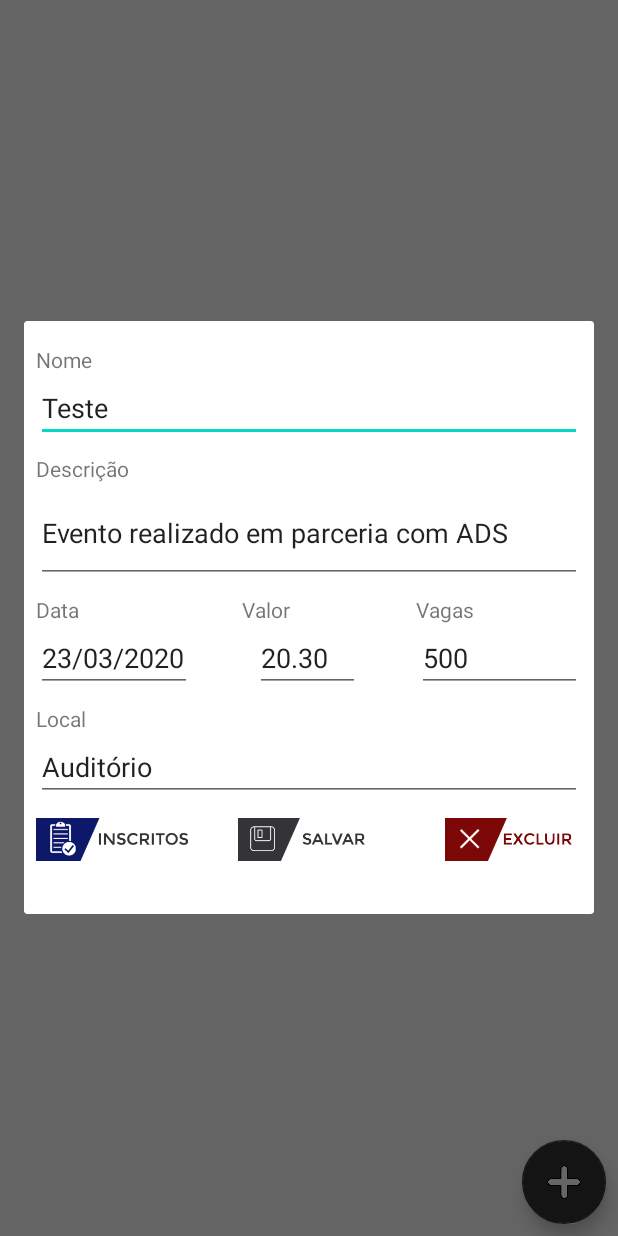
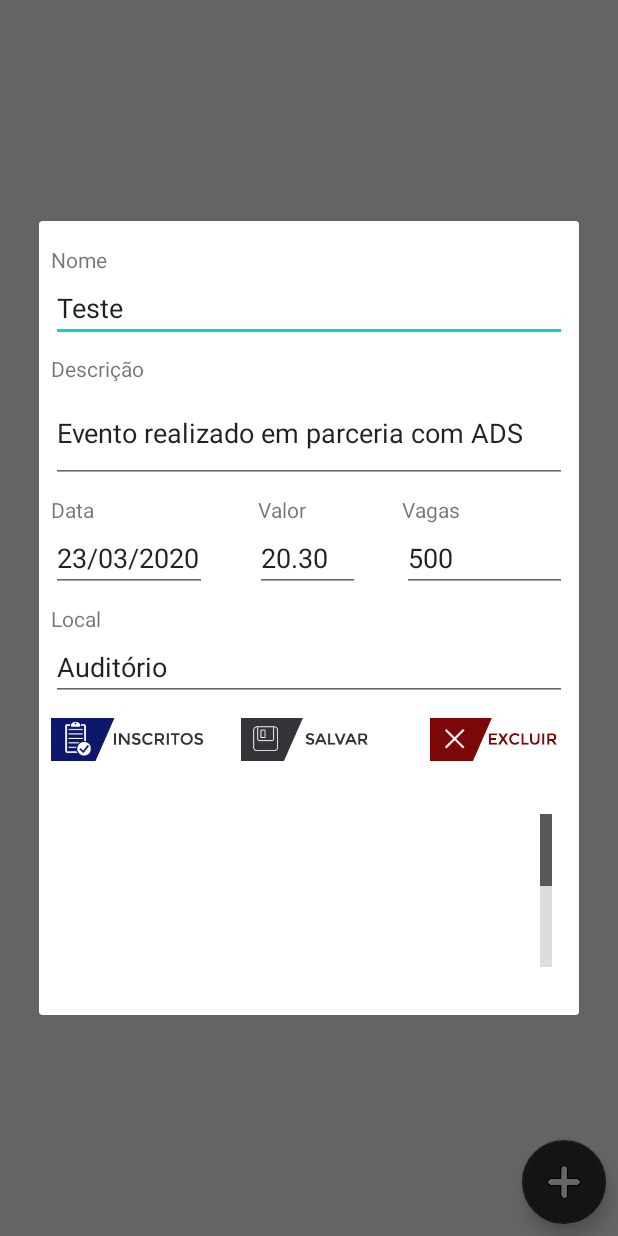
Before and after one commit to evandrolvg/Eventos, an Android app: the EventoController screen opened directly, with no data from a screen before it, after a tap on an icon or button, on a phone screen of 412 x 824 dp. Run offline under Robolectric (Android 15) with nearby library versions, the phone set to English and light mode, and no system bars; our stand-ins replace Firebase (no records; nobody signed in at launch, a user with empty details on screens opened directly).

Commit message:
Update eventos/Lista inscritos

```diff
--- a/app/src/main/java/com/example/eventos/EventoList.java
+++ b/app/src/main/java/com/example/eventos/EventoList.java
@@ -1,7 +1,6 @@
 package com.example.eventos;
 
 import android.app.Activity;
-import android.util.Log;
 import android.view.LayoutInflater;
 import android.view.View;
 import android.view.ViewGroup;
@@ -40,7 +39,6 @@
         tvQtdeVagas.setText(String.valueOf(evento.getQtdeVagas()));
         tvLocalRealizacao.setText(evento.getLocalRealizacao());
 
-        //Log.d("listview", "Evento");
         return listViewItem;
     }
 }
--- a/app/src/main/java/com/example/eventos/InscricaoList.java
+++ b/app/src/main/java/com/example/eventos/InscricaoList.java
@@ -1,7 +1,6 @@
 package com.example.eventos;
 
 import android.app.Activity;
-import android.util.Log;
 import android.view.LayoutInflater;
 import android.view.View;
 import android.view.ViewGroup;
@@ -17,7 +16,6 @@
         super(context, R.layout.inscricoes_list, inscricoes);
         this.context = context;
         this.inscricoes = inscricoes;
-
     }
 
     @Override
--- a/app/src/main/java/com/example/eventos/Login.java
+++ b/app/src/main/java/com/example/eventos/Login.java
@@ -43,7 +43,6 @@
                 } else {
                     Log.d("AUTH", "onAuthStateChanged:signed_out");
                 }
-
             }
         };
     }
@@ -73,7 +72,6 @@
                     if (!task.isSuccessful()) {
                         Toast.makeText(getApplicationContext(),"Falha ao efetuar o login",Toast.LENGTH_SHORT).show();
                     }else{
-                        Toast.makeText(getApplicationContext(),"Ok",Toast.LENGTH_SHORT).show();
                         Intent intent = new Intent(getApplicationContext(), EventoController.class);
                         startActivity(intent);
                     }
--- a/app/src/main/res/layout/add_evento.xml
+++ b/app/src/main/res/layout/add_evento.xml
@@ -177,14 +177,12 @@
         android:id="@+id/textView4"
         android:layout_width="wrap_content"
         android:layout_height="wrap_content"
-        android:layout_marginStart="33dp"
-        android:layout_marginLeft="33dp"
         android:layout_marginTop="8dp"
         android:layout_marginEnd="64dp"
         android:layout_marginRight="64dp"
         android:text="@string/valor"
         app:layout_constraintEnd_toStartOf="@+id/textView5"
-        app:layout_constraintHorizontal_bias="0.0"
+        app:layout_constraintHorizontal_bias="1.0"
         app:layout_constraintStart_toEndOf="@+id/etData"
         app:layout_constraintTop_toBottomOf="@+id/etDescricao" />
 
@@ -192,12 +190,12 @@
         android:id="@+id/textView5"
         android:layout_width="wrap_content"
         android:layout_height="wrap_content"
+        android:layout_marginStart="8dp"
+        android:layout_marginLeft="8dp"
         android:layout_marginTop="8dp"
-        android:layout_marginEnd="80dp"
-        android:layout_marginRight="80dp"
         android:text="@string/vagas"
         app:layout_constraintEnd_toEndOf="parent"
-        app:layout_constraintHorizontal_bias="1.0"
+        app:layout_constraintHorizontal_bias="0.204"
         app:layout_constraintStart_toEndOf="@+id/etValor"
         app:layout_constraintTop_toBottomOf="@+id/etDescricao" />
 
@@ -214,15 +212,21 @@
 
     <ListView
         android:id="@+id/ltInscricoes"
-        android:layout_width="wrap_content"
-        android:layout_height="wrap_content"
-        android:layout_marginTop="16dp"
-        android:layout_marginBottom="16dp"
+        android:layout_width="323dp"
+        android:layout_height="102dp"
+        android:layout_marginTop="32dp"
+        android:layout_marginBottom="32dp"
+        android:fadeScrollbars="true"
+        android:fastScrollAlwaysVisible="true"
+        android:fastScrollEnabled="true"
+        android:isScrollContainer="true"
+        android:keepScreenOn="false"
+        android:overScrollMode="always"
+        android:scrollbars="vertical"
         app:layout_constraintBottom_toBottomOf="parent"
         app:layout_constraintEnd_toEndOf="parent"
-        app:layout_constraintHorizontal_bias="0.0"
         app:layout_constraintStart_toStartOf="parent"
-        app:layout_constraintTop_toBottomOf="@+id/btnInscritos" />
-
+        app:layout_constraintTop_toBottomOf="@+id/btnSalvar"
+        app:layout_constraintVertical_bias="0.0" />
 
 </androidx.constraintlayout.widget.ConstraintLayout>
--- a/app/src/main/res/layout/lista_evento.xml
+++ b/app/src/main/res/layout/lista_evento.xml
@@ -8,19 +8,17 @@
 
     <ListView
         android:id="@+id/ltEventos"
-        android:layout_width="match_parent"
-        android:layout_height="wrap_content"
+        android:layout_width="342dp"
+        android:layout_height="473dp"
         android:layout_marginStart="8dp"
         android:layout_marginLeft="8dp"
-        android:layout_marginTop="24dp"
         android:layout_marginEnd="8dp"
         android:layout_marginRight="8dp"
         android:layout_marginBottom="24dp"
         app:layout_constraintBottom_toTopOf="@+id/btnAddEvento"
         app:layout_constraintEnd_toEndOf="parent"
         app:layout_constraintStart_toStartOf="parent"
-        app:layout_constraintTop_toTopOf="parent"
-        tools:ignore="MissingConstraints" />
+        app:layout_constraintTop_toTopOf="parent" />
 
     <com.google.android.material.floatingactionbutton.FloatingActionButton
         android:id="@+id/btnAddEvento"
```
Also changed, not shown: app/src/main/java/com/example/eventos/EventoController.java (+7 -0 lines), app/src/main/res/layout/activity_main.xml (+6 -5 lines).
